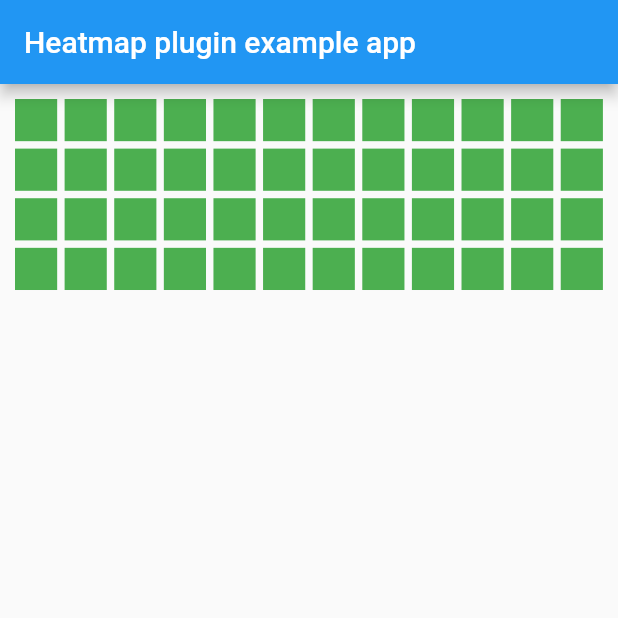
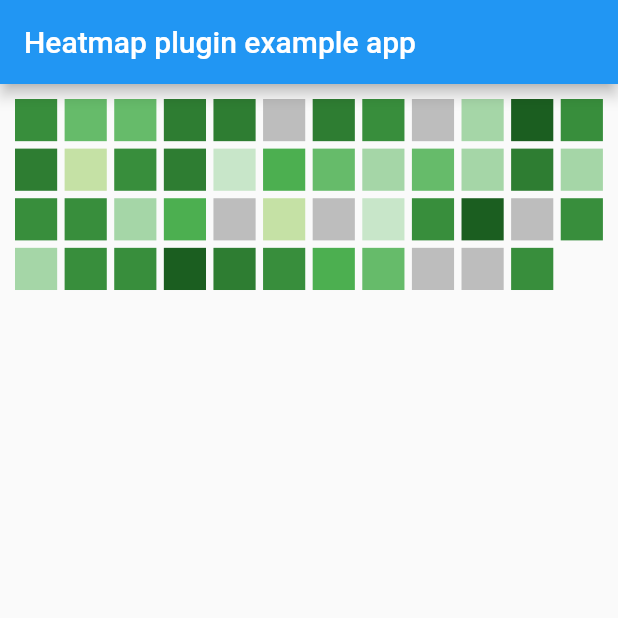
Before and after one commit to timobaehr/fl_heatmap, a Flutter app: the screen it shows after launch, on a phone screen of 412 x 824 dp, the top half of it. Run offline on Flutter 3.47's test engine with Material 2 defaults, Android fonts, the phone set to English and light mode, and no system bars.

Commit message:
Introduce heatmap_style.dart

```diff
--- a/example/lib/main.dart
+++ b/example/lib/main.dart
@@ -1,3 +1,5 @@
+import 'dart:math';
+
 import 'package:fl_heatmap/fl_heatmap.dart';
 import 'package:flutter/material.dart';
 
@@ -20,12 +22,39 @@ class _MyAppState extends State<MyApp> {
 
   @override
   Widget build(BuildContext context) {
+    const rows = ['2019', '2020', '2021', '2022'];
+    const columns = [
+      'Jan',
+      'Feb',
+      'Mär',
+      'Apr',
+      'Mai',
+      'Jun',
+      'Jul',
+      'Aug',
+      'Sep',
+      'Okt',
+      'Nov',
+      'Dez'
+    ];
+    final r = Random();
+    const String unit = 'kWh';
     return MaterialApp(
       home: Scaffold(
         appBar: AppBar(
           title: const Text('Heatmap plugin example app'),
         ),
-        body: const Heatmap(heatmapData: HeatmapData(rows: 4, columns: 12)),
+        body: Heatmap(
+            heatmapData:
+                HeatmapData(rows: rows.length, columns: columns.length, items: [
+          for (int row = 0; row < rows.length; row++)
+            for (int col = 0; col < columns.length; col++)
+              HeatmapItem(
+                  value: r.nextDouble() * 6,
+                  unit: unit,
+                  xAxisLabel: columns[col],
+                  yAxisLabel: rows[row]),
+        ])),
       ),
     );
   }
--- a/lib/fl_heatmap.dart
+++ b/lib/fl_heatmap.dart
@@ -2,3 +2,4 @@ library fl_heatmap;
 
 export 'src/heatmap/heatmap.dart';
 export 'src/heatmap/heatmap_data.dart';
+export 'src/heatmap/heatmap_style.dart';
--- a/lib/src/heatmap/heatmap.dart
+++ b/lib/src/heatmap/heatmap.dart
@@ -14,6 +14,28 @@ class Heatmap extends StatefulWidget {
 
 class _HeatmapState extends State<Heatmap> {
   int? _selectedIndex;
+  double min = 0;
+  double max = 0;
+
+  @override
+  void initState() {
+    /// First get min and max
+    double? min, max;
+    for (final item in widget.heatmapData.items) {
+      if (min == null || item.value < min) {
+        min = item.value;
+      }
+      if (max == null || item.value > max) {
+        max = item.value;
+      }
+    }
+    if (min != null && max != null) {
+      this.min = min;
+      this.max = max;
+    }
+
+    super.initState();
+  }
 
   @override
   Widget build(BuildContext context) {
@@ -42,6 +64,10 @@ class _HeatmapState extends State<Heatmap> {
                 sizeOfRect,
                 sizeOfRect),
       ];
+      final List<Color> rectColors = [
+        for (final heatmapItem in widget.heatmapData.items)
+          valueToColor(heatmapItem.value),
+      ];
 
       final listener = Listener(
         onPointerDown: (PointerDownEvent event) {
@@ -59,7 +85,9 @@ class _HeatmapState extends State<Heatmap> {
             painter: HeatmapPainter(
               /// Needs all clickable childs as argument
               rects: rects,
+              rectColors: rectColors,
               selectedIndex: _selectedIndex,
+              selectedColor: widget.heatmapData.selectedColor,
             ),
             child: ConstrainedBox(
               constraints: const BoxConstraints.expand(),
@@ -68,4 +96,23 @@ class _HeatmapState extends State<Heatmap> {
       return listener;
     });
   }
+
+  Color valueToColor(double value) {
+    final numberOfColorClasses = widget.heatmapData.colorPalette.length;
+
+    /// Create color classing starting and [min] to [max]
+    final diff = max - min;
+    final classSize = diff / numberOfColorClasses;
+
+    for (int i = 0; i < numberOfColorClasses; i++) {
+      if (value < classSize + (i * classSize)) {
+        print('value: $value -> ${widget.heatmapData.colorPalette[i]}');
+        return widget.heatmapData.colorPalette[i];
+      }
+    }
+
+    print(
+        'value: $value, min: $min, max: $max -> ${widget.heatmapData.colorPalette[0]}');
+    return widget.heatmapData.colorPalette.first;
+  }
 }
--- a/lib/src/heatmap/heatmap_data.dart
+++ b/lib/src/heatmap/heatmap_data.dart
@@ -1,10 +1,42 @@
 import 'package:flutter/material.dart';
 
+import 'heatmap_style.dart';
+
 class HeatmapData {
-  const HeatmapData({required this.columns, required this.rows});
+  const HeatmapData(
+      {required this.columns,
+      required this.rows,
+      required this.items,
+      this.selectedColor = Colors.red,
+      this.colorPalette = colorPaletteGreen});
 
   final int columns;
   final int rows;
 
+  /// The color palette is used to show the difference between the values.
+  /// There should be at least 2 colors, otherwise the heatmap rects have all
+  /// the same color. The more colors are inside this palette, the more value
+  /// classes are created automatically.
+  final List<Color> colorPalette;
+
+  final Color selectedColor;
+
+  final List<HeatmapItem> items;
+
   List<Rect> get rects => [];
 }
+
+class HeatmapItem {
+  const HeatmapItem(
+      {required this.value, this.unit, this.xAxisLabel, this.yAxisLabel});
+
+  final double value;
+
+  final String? unit;
+
+  /// Label on the bottom horizontal axis, e.g. the month
+  final String? xAxisLabel;
+
+  /// Label on the left vertical axis, e.g. the year
+  final String? yAxisLabel;
+}
--- a/lib/src/heatmap/heatmap_painter.dart
+++ b/lib/src/heatmap/heatmap_painter.dart
@@ -1,11 +1,23 @@
 import 'package:flutter/material.dart';
 
 class HeatmapPainter extends CustomPainter {
-  HeatmapPainter({required this.rects, required this.selectedIndex});
+  HeatmapPainter(
+      {required this.rects,
+      required this.rectColors,
+      required this.selectedIndex,
+      required this.selectedColor}) {
+    assert(rects.length == rectColors.length);
+  }
 
   final List<Rect> rects;
 
+  final List<Color> rectColors;
+
   final int? selectedIndex;
+
+  final Color selectedColor;
+
+  static const double selectedBorderThickness = 3;
 
   @override
   void paint(Canvas canvas, Size size) {
@@ -42,12 +54,24 @@ class HeatmapPainter extends CustomPainter {
     ///    [ImageInfo.image] object, applying the [ImageInfo.scale] value to
     ///    obtain the correct rendering size.
 
-    final paintNotSelected = Paint()..color = Colors.green;
-    final paintSelected = Paint()..color = Colors.red;
+    final paintSelected = Paint()..color = selectedColor;
     var i = 0;
     for (final rect in rects) {
-      canvas.drawRect(
-          rect, i++ == selectedIndex ? paintSelected : paintNotSelected);
+      if (i++ == selectedIndex && i < rectColors.length) {
+        final paint = Paint()..color = rectColors[i];
+        canvas.drawRect(rect, paintSelected);
+        canvas.drawRect(
+            Rect.fromLTWH(
+                rect.left + selectedBorderThickness,
+                rect.top + selectedBorderThickness,
+                rect.width - 2 * selectedBorderThickness,
+                rect.height - 2 * selectedBorderThickness),
+            paint);
+      } else {
+        final paint = Paint()
+          ..color = rectColors.length == i ? Colors.transparent : rectColors[i];
+        canvas.drawRect(rect, paint);
+      }
     }
   }
 
--- /dev/null
+++ b/lib/src/heatmap/heatmap_style.dart
@@ -0,0 +1,57 @@
+import 'package:flutter/material.dart';
+
+// Material red 100, 200, ..., 800, 900
+const colorPaletteRed = [
+  Color(0xffBDBDBD), // 0
+  Color(0xffFFCDD2), // 100
+  Color(0xffEF9A9A), // 200
+  Color(0xffEF9A9A), // 300
+  Color(0xffEF5350), // 400
+  Color(0xffF44336), // 500
+  Color(0xffF44336), // 600
+  Color(0xffD32F2F), // 700
+  Color(0xffC62828), // 800
+  Color(0xffB71C1C), // 900
+];
+
+// Material green 100, 200, ..., 800, 900
+const colorPaletteGreen = [
+  Color(0xffBDBDBD), // 0
+  Color(0xffC8E6C9), // 100
+  Color(0xffC5E1A5), // 200
+  Color(0xffA5D6A7), // 300
+  Color(0xff66BB6A), // 400
+  Color(0xff4CAF50), // 500
+  Color(0xff388E3C), // 600
+  Color(0xff388E3C), // 700
+  Color(0xff2E7D32), // 800
+  Color(0xff1B5E20), // 900
+];
+
+// Material deep orange 100, 200, ..., 800, 900
+const colorPaletteBlue = [
+  Color(0xffBDBDBD), // 0
+  Color(0xffBBDEFB), // 100
+  Color(0xff90CAF9), // 200
+  Color(0xff64B5F6), // 300
+  Color(0xff42A5F5), // 400
+  Color(0xff2196F3), // 500
+  Color(0xff1E88E5), // 600
+  Color(0xff1976D2), // 700
+  Color(0xff1565C0), // 800
+  Color(0xff0D47A1), // 900
+];
+
+// Material deep orange 100, 200, ..., 800, 900
+const colorPaletteDeepOrange = [
+  Color(0xffBDBDBD), // 0
+  Color(0xffFFCCBC), // 100
+  Color(0xffFFAB91), // 200
+  Color(0xffFF8A65), // 300
+  Color(0xffFF7043), // 400
+  Color(0xffFF5722), // 500
+  Color(0xffF4511E), // 600
+  Color(0xffE64A19), // 700
+  Color(0xffD84315), // 800
+  Color(0xffBF360C), // 900
+];
```
